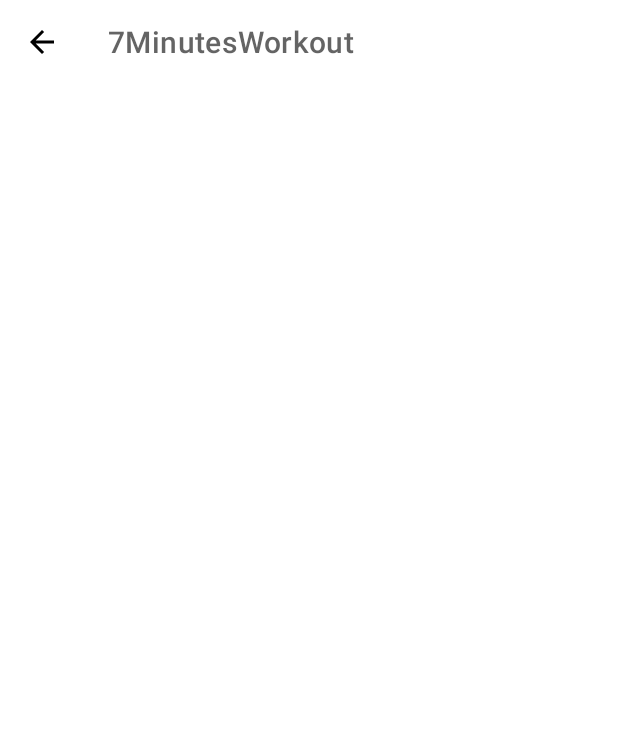
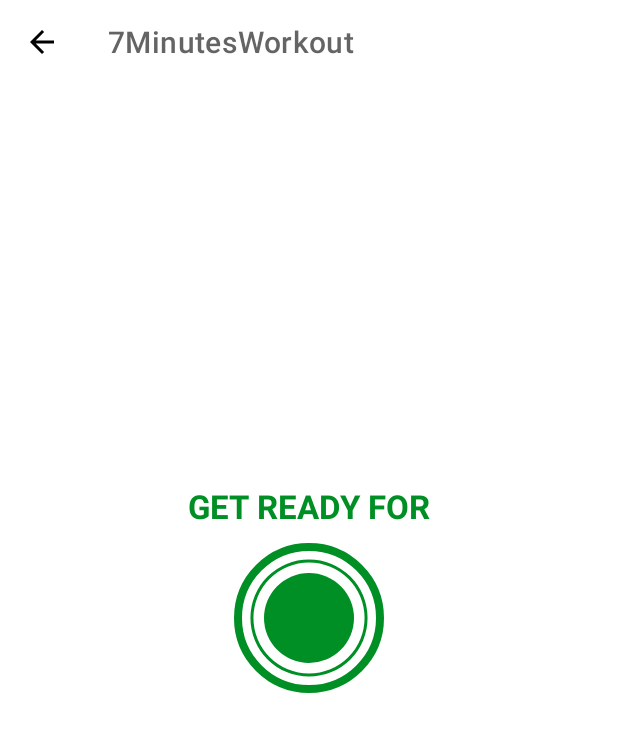
Before and after one commit to figlo/7MinutesWorkout, an Android app: the ExerciseActivity screen opened directly, with no data from a screen before it, on a phone screen of 412 x 824 dp. Shown: the top 732 px of the screen. Run offline under Robolectric (Android 15) with nearby library versions, the phone set to English and light mode, and no system bars.

Commit message:
implementing ui elements for progress bar

```diff
--- /dev/null
+++ b/app/src/main/res/drawable-v24/circular_progress_gray.xml
@@ -0,0 +1,13 @@
+<?xml version="1.0" encoding="utf-8"?>
+<layer-list xmlns:android="http://schemas.android.com/apk/res/android">
+    <item>
+        <shape
+            android:innerRadiusRatio="2.7"
+            android:shape="ring"
+            android:thicknessRatio="50.0"
+            android:useLevel="true">
+            <solid android:color="#d4dee7" />
+        </shape>
+    </item>
+
+</layer-list>
--- /dev/null
+++ b/app/src/main/res/drawable/circular_progress_bar.xml
@@ -0,0 +1,13 @@
+<?xml version="1.0" encoding="utf-8"?>
+<layer-list xmlns:android="http://schemas.android.com/apk/res/android">
+    <item>
+        <shape
+            android:innerRadiusRatio="2.7"
+            android:shape="ring"
+            android:thicknessRatio="50.0"
+            android:useLevel="true">
+            <solid android:color="@color/colorAccent" />
+        </shape>
+    </item>
+
+</layer-list>
--- /dev/null
+++ b/app/src/main/res/drawable/item_circular_color_accent_background.xml
@@ -0,0 +1,6 @@
+<?xml version="1.0" encoding="utf-8"?>
+<shape xmlns:android="http://schemas.android.com/apk/res/android"
+    android:shape="oval">
+    <solid android:color="@color/colorAccent" />
+
+</shape>
--- a/app/src/main/res/layout/activity_exercise.xml
+++ b/app/src/main/res/layout/activity_exercise.xml
@@ -1,5 +1,5 @@
 <?xml version="1.0" encoding="utf-8"?>
-<RelativeLayout xmlns:android="http://schemas.android.com/apk/res/android"
+<androidx.constraintlayout.widget.ConstraintLayout xmlns:android="http://schemas.android.com/apk/res/android"
     xmlns:app="http://schemas.android.com/apk/res-auto"
     xmlns:tools="http://schemas.android.com/tools"
     android:layout_width="match_parent"
@@ -11,7 +11,64 @@
         android:layout_width="match_parent"
         android:layout_height="?android:attr/actionBarSize"
         android:background="@color/white"
-        app:titleTextColor="@color/colorPrimary"
-        android:theme="@style/ToolbarTheme" />
+        android:theme="@style/ToolbarTheme"
+        app:layout_constraintTop_toTopOf="parent"
+        app:titleTextColor="@color/colorPrimary" />
 
-</RelativeLayout>
+    <TextView
+        android:id="@+id/tvTitle"
+        android:layout_width="wrap_content"
+        android:layout_height="wrap_content"
+        android:layout_marginBottom="10dp"
+        android:text="GET READY FOR"
+        android:textColor="@color/colorAccent"
+        android:textSize="@dimen/default_button_text_size"
+        android:textStyle="bold"
+        app:layout_constraintBottom_toTopOf="@id/flProgressBar"
+        app:layout_constraintEnd_toEndOf="parent"
+        app:layout_constraintStart_toStartOf="parent" />
+
+    <FrameLayout
+        android:id="@+id/flProgressBar"
+        android:layout_width="100dp"
+        android:layout_height="100dp"
+        android:background="@drawable/item_circular_color_accent_border"
+        app:layout_constraintBottom_toBottomOf="parent"
+        app:layout_constraintEnd_toEndOf="parent"
+        app:layout_constraintStart_toStartOf="parent"
+        app:layout_constraintTop_toTopOf="@id/toolbarExercise">
+
+        <ProgressBar
+            android:id="@+id/progressBar"
+            style="?android:attr/progressBarStyleHorizontal"
+            android:layout_width="100dp"
+            android:layout_height="100dp"
+            android:layout_gravity="center"
+            android:background="@drawable/circular_progress_gray"
+            android:indeterminate="false"
+            android:max="10"
+            android:progress="100"
+            android:progressDrawable="@drawable/circular_progress_bar"
+            android:rotation="-90" />
+
+        <LinearLayout
+            android:layout_width="60dp"
+            android:layout_height="60dp"
+            android:layout_gravity="center"
+            android:background="@drawable/item_circular_color_accent_background"
+            android:gravity="center">
+
+            <TextView
+                android:id="@+id/tvTimer"
+                android:layout_width="wrap_content"
+                android:layout_height="wrap_content"
+                android:textColor="@color/white"
+                android:textSize="25sp"
+                android:textStyle="bold"
+                tools:text="10" />
+
+        </LinearLayout>
+
+    </FrameLayout>
+
+</androidx.constraintlayout.widget.ConstraintLayout>
--- a/app/src/main/res/values/dimens.xml
+++ b/app/src/main/res/values/dimens.xml
@@ -1,5 +1,5 @@
 <?xml version="1.0" encoding="utf-8"?>
 <resources>
     <dimen name="screen_layout_padding">5dp</dimen>
-    <dimen name="default_button_text_size">22dp</dimen>
+    <dimen name="default_button_text_size">22sp</dimen>
 </resources>
```
